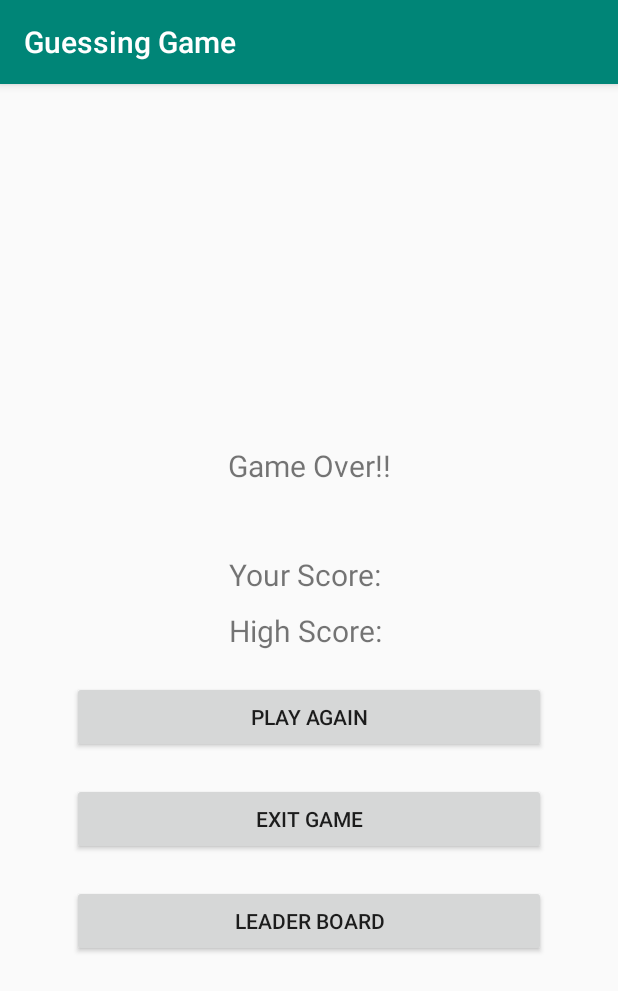
After one commit to creepysta/Guessing-Game, an Android app: the GameOver screen opened directly, with no data from a screen before it, on a phone screen of 412 x 824 dp. The commit adds this screen. Shown: the top 991 px of the screen. Run offline under Robolectric (Android 15) with nearby library versions, the phone set to English and light mode, and no system bars.

```diff
--- a/app/build.gradle
+++ b/app/build.gradle
@@ -24,6 +24,7 @@ dependencies {
     implementation fileTree(dir: 'libs', include: ['*.jar'])
     implementation 'androidx.appcompat:appcompat:1.0.2'
     implementation 'androidx.constraintlayout:constraintlayout:1.1.3'
+    implementation 'androidx.recyclerview:recyclerview:1.1.0-alpha06'
     testImplementation 'junit:junit:4.12'
     androidTestImplementation 'androidx.test:runner:1.2.0'
     androidTestImplementation 'androidx.test.espresso:espresso-core:3.2.0'
--- /dev/null
+++ b/app/src/main/java/com/sam/guessinggame/GameOver.java
@@ -0,0 +1,39 @@
+package com.sam.guessinggame;
+
+import android.content.Intent;
+import android.os.Bundle;
+import android.view.View;
+import android.widget.TextView;
+
+import androidx.annotation.Nullable;
+import androidx.appcompat.app.AppCompatActivity;
+
+public class GameOver extends AppCompatActivity {
+
+    private TextView yourScore;
+    private TextView highScore;
+
+    @Override
+    protected void onCreate(@Nullable Bundle savedInstanceState) {
+        super.onCreate(savedInstanceState);
+
+        setContentView(R.layout.game_over);
+
+        yourScore = findViewById(R.id.your_score_tv);
+        highScore = findViewById(R.id.high_score_tv);
+    }
+
+    public void playAgain(View view) {
+
+    }
+
+    public void exitGame(View view) {
+        onDestroy();
+    }
+
+    public void leaderBoard(View view) {
+        Intent intent = new Intent(this, LeaderBoard.class);
+        startActivity(intent);
+    }
+
+}
--- a/app/src/main/java/com/sam/guessinggame/ModeSelection.java
+++ b/app/src/main/java/com/sam/guessinggame/ModeSelection.java
@@ -14,6 +14,7 @@ public class ModeSelection extends AppCompatActivity {
     @Override
     protected void onCreate(@Nullable Bundle savedInstanceState) {
         super.onCreate(savedInstanceState);
+        setContentView(R.layout.mode_selection);
         context = this;
     }
 
--- a/app/src/main/java/com/sam/guessinggame/RealmInitialization.java
+++ b/app/src/main/java/com/sam/guessinggame/RealmInitialization.java
@@ -3,6 +3,7 @@ package com.sam.guessinggame;
 import android.app.Application;
 
 import io.realm.Realm;
+import io.realm.RealmConfiguration;
 
 public class RealmInitialization extends Application {
 
--- /dev/null
+++ b/app/src/main/res/layout/game_over.xml
@@ -0,0 +1,119 @@
+<?xml version="1.0" encoding="utf-8"?>
+<androidx.constraintlayout.widget.ConstraintLayout xmlns:android="http://schemas.android.com/apk/res/android"
+    xmlns:app="http://schemas.android.com/apk/res-auto"
+    xmlns:tools="http://schemas.android.com/tools"
+    android:layout_width="match_parent"
+    android:layout_height="match_parent"
+    android:orientation="vertical">
+
+    <TextView
+        android:id="@+id/game_over_tv"
+        android:layout_width="wrap_content"
+        android:layout_height="wrap_content"
+        android:layout_marginStart="8dp"
+        android:layout_marginTop="8dp"
+        android:layout_marginEnd="8dp"
+        android:layout_marginBottom="8dp"
+        android:text="Game Over!!"
+        android:textSize="20dp"
+        app:layout_constraintBottom_toBottomOf="parent"
+        app:layout_constraintEnd_toEndOf="parent"
+        app:layout_constraintStart_toStartOf="parent"
+        app:layout_constraintTop_toTopOf="parent"
+        app:layout_constraintVertical_bias="0.321" />
+
+    <LinearLayout
+        android:id="@+id/game_over_scores"
+        android:layout_width="match_parent"
+        android:layout_height="wrap_content"
+        android:layout_marginStart="8dp"
+        android:layout_marginTop="8dp"
+        android:layout_marginEnd="8dp"
+        android:layout_marginBottom="8dp"
+        android:orientation="vertical"
+        app:layout_constraintBottom_toBottomOf="parent"
+        app:layout_constraintEnd_toEndOf="parent"
+        app:layout_constraintHorizontal_bias="0.0"
+        app:layout_constraintStart_toStartOf="parent"
+        app:layout_constraintTop_toBottomOf="@+id/game_over_tv"
+        app:layout_constraintVertical_bias="0.132">
+
+
+        <LinearLayout
+            android:layout_width="match_parent"
+            android:layout_height="wrap_content"
+            android:orientation="horizontal"
+            android:gravity="center"
+            android:layout_marginTop="10dp">
+
+            <TextView
+                android:layout_width="wrap_content"
+                android:layout_height="wrap_content"
+                android:text="Your Score: "
+                android:textSize="20dp"
+                />
+
+            <TextView
+                android:id="@+id/your_score_tv"
+                android:layout_width="wrap_content"
+                android:layout_height="wrap_content"
+                android:textSize="20dp" />
+
+        </LinearLayout>
+
+
+        <LinearLayout
+            android:layout_width="match_parent"
+            android:layout_height="wrap_content"
+            android:orientation="horizontal"
+            android:gravity="center"
+            android:layout_marginTop="10dp">
+
+            <TextView
+                android:layout_width="wrap_content"
+                android:layout_height="wrap_content"
+                android:text="High Score: "
+                android:textSize="20dp"
+                />
+
+            <TextView
+                android:id="@+id/high_score_tv"
+                android:layout_width="wrap_content"
+                android:layout_height="wrap_content"
+                android:textSize="20dp" />
+
+        </LinearLayout>
+
+        <Button
+            android:id="@+id/play_again_bt"
+            android:layout_width="match_parent"
+            android:layout_height="wrap_content"
+            android:text="Play Again"
+            android:layout_marginStart="40dp"
+            android:layout_marginEnd="40dp"
+            android:layout_marginTop="20dp"
+            />
+
+        <Button
+            android:id="@+id/exit_game_bt"
+            android:layout_width="match_parent"
+            android:layout_height="wrap_content"
+            android:text="Exit Game"
+            android:layout_marginStart="40dp"
+            android:layout_marginEnd="40dp"
+            android:layout_marginTop="20dp"
+            />
+
+        <Button
+            android:id="@+id/leader_board_bt"
+            android:layout_width="match_parent"
+            android:layout_height="wrap_content"
+            android:text="Leader Board"
+            android:layout_marginStart="40dp"
+            android:layout_marginEnd="40dp"
+            android:layout_marginTop="20dp"
+            />
+
+    </LinearLayout>
+
+</androidx.constraintlayout.widget.ConstraintLayout>
```
Also changed, not shown: app/src/main/AndroidManifest.xml (+6 -1 lines), app/src/main/java/com/sam/guessinggame/AnimalMode.java (+13 -0 lines), app/src/main/java/com/sam/guessinggame/LeaderBoard.java (added, +32 -0 lines), app/src/main/java/com/sam/guessinggame/LeaderBoardAdapter.java (added, +59 -0 lines), app/src/main/java/com/sam/guessinggame/MainActivity.java (+15 -11 lines), app/src/main/java/com/sam/guessinggame/Player.java (+18 -45 lines), app/src/main/res/layout/animal_mode.xml (added, +14 -0 lines), app/src/main/res/layout/flower_mode.xml (added, +15 -0 lines), app/src/main/res/layout/leader_board.xml (added, +17 -0 lines), app/src/main/res/layout/leader_board_item.xml (added, +69 -0 lines), app/src/main/res/layout/question_fragment.xml (added, +89 -0 lines).
